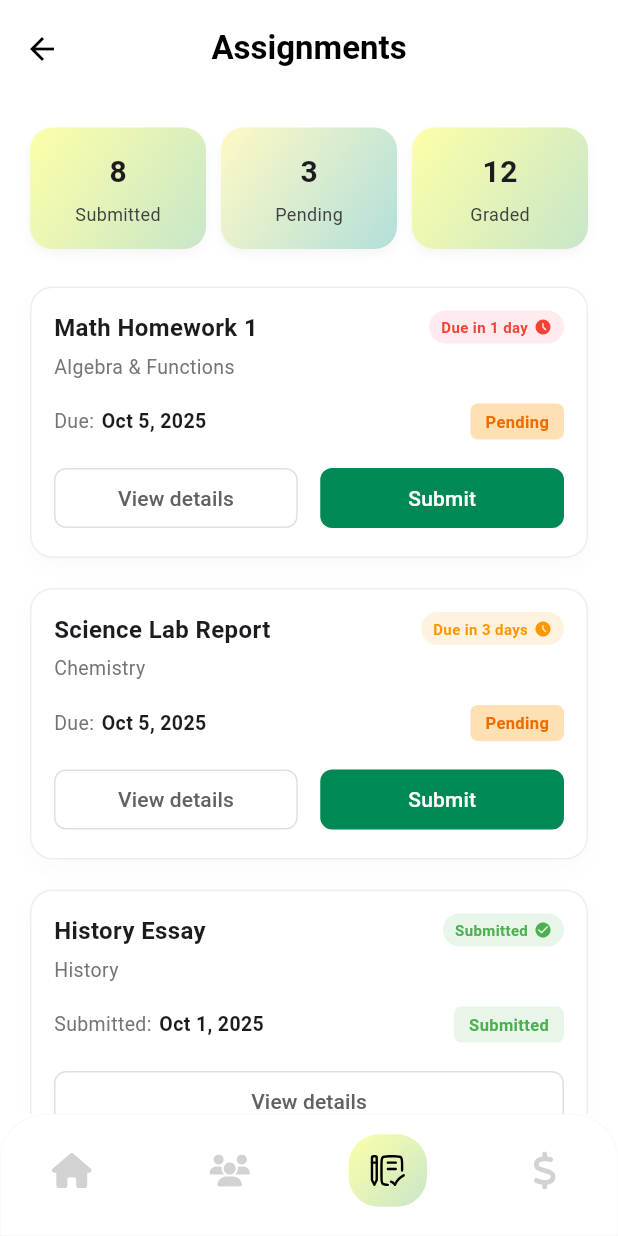
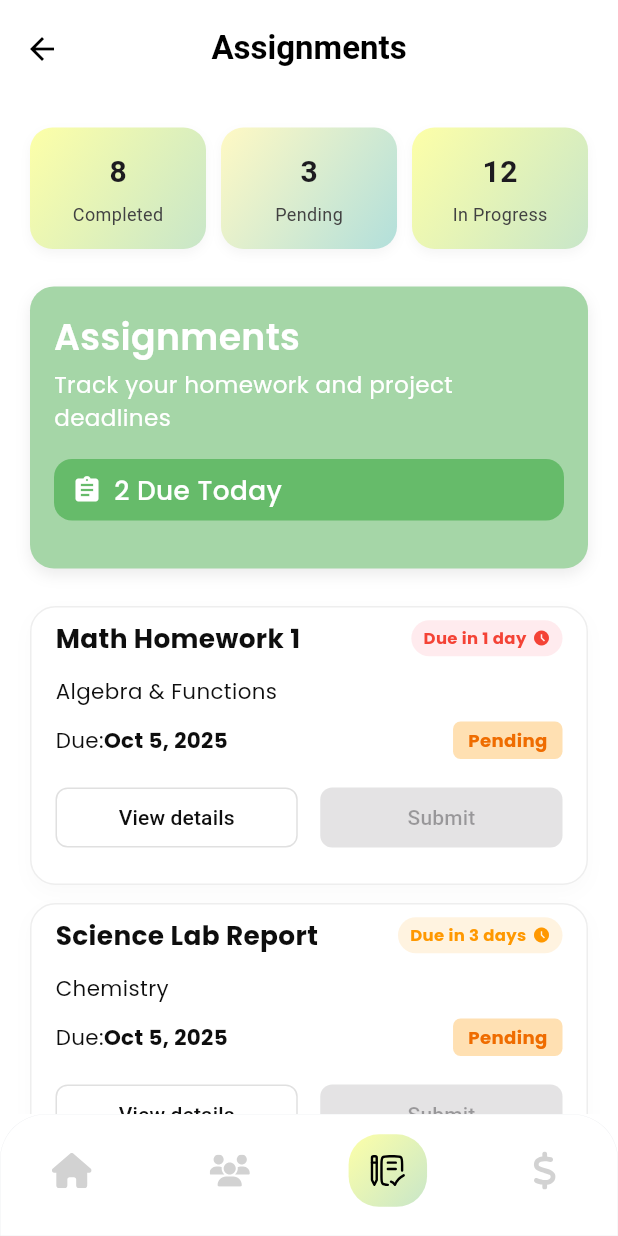
Before and after one commit to eusouf12/american_cyber_squard, a Flutter app: the StudentAssignmentScreen screen opened directly, on a phone screen of 412 x 824 dp. Run offline on Flutter 3.47's test engine with Material 3 defaults, Android fonts, the phone set to English and light mode, and no system bars; our stand-ins replace cached_network_image, flutter_screenutil, flutter_spinkit, flutter_svg, get, get_storage and 4 more; accounts and stored records are empty.

Commit message:
assignment screen updated

```diff
--- a/lib/view/components/custom_button/custom_button.dart
+++ b/lib/view/components/custom_button/custom_button.dart
@@ -19,6 +19,7 @@ class CustomButton extends StatelessWidget {
     this.fontSize,
     this.borderWidth,
     this.borderRadius,
+    this.icon,
   });
 
   final double height;
@@ -33,6 +34,7 @@ class CustomButton extends StatelessWidget {
   final double? fontSize;
   final double? borderWidth;
   final double? borderRadius;
+  final IconData? icon;
 
   @override
   Widget build(BuildContext context) {
@@ -52,13 +54,26 @@ class CustomButton extends StatelessWidget {
           borderRadius: BorderRadius.circular(borderRadius ?? 4),
           color: fillColor,
         ),
-        child: CustomText(
-          fontSize: fontSize ?? 18.sp,
-          fontWeight: FontWeight.w500,
-          color: textColor,
-          textAlign: TextAlign.center,
-          text: title,
+        child: Row(
+          children: [
+            if (icon != null) ...[
+              SizedBox(width: 12.w),
+              Icon(
+                icon ?? Icons.ac_unit,
+                color: textColor,
+                size: 20.sp,
+              ),
+              SizedBox(width: 8.w),
+            ],
+            CustomText(
+              fontSize: fontSize ?? 18.sp,
+              fontWeight: FontWeight.w500,
+              color: textColor,
+              textAlign: TextAlign.center,
+              text: title,
 
+            ),
+          ],
         ),
       ),
     );
--- a/lib/view/screen/role_screen/student/view/student_assignment/student_assignment_screen.dart
+++ b/lib/view/screen/role_screen/student/view/student_assignment/student_assignment_screen.dart
@@ -1,3 +1,5 @@
+import 'package:america_ayber_squad/view/components/custom_button/custom_button.dart';
+import 'package:america_ayber_squad/view/components/custom_text/custom_text.dart';
 import 'package:flutter/material.dart';
 import 'package:get/get.dart';
 
@@ -29,12 +31,11 @@ class StudentAssignmentScreen extends StatelessWidget {
         padding: const EdgeInsets.all(20),
         child: Column(
           children: [
-            // 1. Top Summary Cards (Gradient)
             Row(
               children: [
                 CustomGradeSummaryCard(
                   count: "8",
-                  label: "Submitted",
+                  label: "Completed",
                   gradientColors: [Color(0xFFFDFFA8), Color(0xFFC8E6C9)],
                 ),
                 const SizedBox(width: 10),
@@ -46,16 +47,81 @@ class StudentAssignmentScreen extends StatelessWidget {
                 const SizedBox(width: 10),
                 CustomGradeSummaryCard(
                   count: "12",
-                  label: "Graded",
+                  label: "In Progress",
                   gradientColors: [Color(0xFFFDFFA8), Color(0xFFC8E6C9)],
                 ),
               ],
             ),
+            const SizedBox(height: 25),
+            Container(
+              padding: const EdgeInsets.all(16),
+              decoration: BoxDecoration(
+                color: Colors.green.shade200,
+                borderRadius: BorderRadius.circular(16),
+                boxShadow: [
+                  BoxShadow(
+                    color: Colors.grey.withOpacity(0.2),
+                    blurRadius: 8,
+                    offset: Offset(0, 4),
+                  ),
+                ],
+              ),
+              child: Column(
+                crossAxisAlignment: CrossAxisAlignment.start,
+                children: [
+                  // Title
+                  CustomText(
+                      text: "Assignments",
+                      fontSize: 22,
+                      fontWeight: FontWeight.w600,
+                      color: Colors.white
+                  ),
+                  const SizedBox(height: 4),
 
+                  // Description
+
+                  CustomText(
+                      text: "Track your homework and project deadlines",
+                      fontSize: 14,
+                      fontWeight: FontWeight.w400,
+                      color: Colors.white,
+                    maxLines: 3,
+                    textAlign: TextAlign.start,
+                  ),
+
+                  const SizedBox(height: 16),
+
+                  // Due Count Section with Icon
+                  Container(
+                    padding: const EdgeInsets.symmetric(vertical: 8, horizontal: 12),
+                    decoration: BoxDecoration(
+                      color: Colors.green.shade400,
+                      borderRadius: BorderRadius.circular(12),
+                    ),
+                    child: Row(
+                      children: [
+                        Icon(
+                          Icons.assignment,
+                          color: Colors.white,
+                          size: 20,
+                        ),
+                        const SizedBox(width: 8),
+                        CustomText(
+                            text: "2 Due Today",
+                            fontSize: 16,
+                            fontWeight: FontWeight.w500,
+                            color: Colors.white
+                        ),
+                      ],
+                    ),
+                  ),
+                  const SizedBox(height: 16),
+
+                ],
+              ),
+            ),
             const SizedBox(height: 25),
-
-            // 2. Assignment List
-            _buildAssignmentCard(
+            CustomAssignmentCard(
               title: "Math Homework 1",
               subject: "Algebra & Functions",
               tagText: "Due in 1 day",
@@ -67,10 +133,11 @@ class StudentAssignmentScreen extends StatelessWidget {
               statusColor: Colors.orange.shade100,
               statusTextColor: Colors.orange.shade800,
               showSubmitButton: true,
+              onViewDetails: () {
+                print("Math Homework 1 View details tapped");
+              },
             ),
-
-            // Card 2: Pending (Due later)
-            _buildAssignmentCard(
+            CustomAssignmentCard(
               title: "Science Lab Report",
               subject: "Chemistry",
               tagText: "Due in 3 days",
@@ -82,12 +149,13 @@ class StudentAssignmentScreen extends StatelessWidget {
               statusColor: Colors.orange.shade100,
               statusTextColor: Colors.orange.shade800,
               showSubmitButton: true,
+              onViewDetails: () {
+                print("Science Lab Report View details tapped");
+              },
             ),
-
-            // Card 3: Submitted
-            _buildAssignmentCard(
+            CustomAssignmentCard(
               title: "History Essay",
-              subject: "History", // Subject corrected
+              subject: "History",
               tagText: "Submitted",
               tagColor: Colors.green.shade50,
               tagTextColor: Colors.green,
@@ -98,20 +166,11 @@ class StudentAssignmentScreen extends StatelessWidget {
               statusColor: Colors.green.shade50,
               statusTextColor: Colors.green,
               showSubmitButton: false,
+              onViewDetails: () {
+                print("History Essay View details tapped");
+              },
             ),
-
-            // Card 4: Graded (With Progress Bar)
-            CustomGradedCard(
-              title: "English Literature Analysis",
-              subject: "English",
-              grade: "A-",
-              percentage: 0.92,
-              gradedDate: "Sep 28, 2025",
-            ),
-
-
-            // Card 5: Physics (Pending)
-            _buildAssignmentCard(
+            CustomAssignmentCard(
               title: "Physics Problem Set",
               subject: "Physics",
               tagText: "Due in 5 days",
@@ -123,6 +182,9 @@ class StudentAssignmentScreen extends StatelessWidget {
               statusColor: Colors.orange.shade100,
               statusTextColor: Colors.orange.shade800,
               showSubmitButton: false,
+              onViewDetails: () {
+                print("Physics Problem Set View details tapped");
+              },
             ),
           ],
         ),
@@ -130,120 +192,4 @@ class StudentAssignmentScreen extends StatelessWidget {
       bottomNavigationBar: StudentNavBar(currentIndex: 2),
     );
   }
-
-  // 2. Standard Assignment Card (Pending/Submitted)
-  Widget _buildAssignmentCard({
-    required String title,
-    required String subject,
-    required String tagText,
-    required Color tagColor,
-    required Color tagTextColor,
-    bool isCheckIcon = false,
-    required String dateLabel,
-    required String dateValue,
-    required String status,
-    required Color statusColor,
-    required Color statusTextColor,
-    required bool showSubmitButton,
-  }) {
-    return Container(
-      margin: const EdgeInsets.only(bottom: 20),
-      padding: const EdgeInsets.all(15),
-      decoration: BoxDecoration(
-        color: Colors.white,
-        borderRadius: BorderRadius.circular(15),
-        border: Border.all(color: Colors.grey.shade200),
-        boxShadow: [
-          BoxShadow(color: Colors.grey.withOpacity(0.05), blurRadius: 10, offset: const Offset(0, 5)),
-        ],
-      ),
-      child: Column(
-        crossAxisAlignment: CrossAxisAlignment.start,
-        children: [
-          // Header: Title & Tag
-          Row(
-            mainAxisAlignment: MainAxisAlignment.spaceBetween,
-            crossAxisAlignment: CrossAxisAlignment.start,
-            children: [
-              Expanded(
-                child: Text(title, style: const TextStyle(fontWeight: FontWeight.bold, fontSize: 16)),
-              ),
-              Container(
-                padding: const EdgeInsets.symmetric(horizontal: 8, vertical: 4),
-                decoration: BoxDecoration(color: tagColor, borderRadius: BorderRadius.circular(20)),
-                child: Row(
-                  children: [
-                    Text(tagText, style: TextStyle(color: tagTextColor, fontSize: 10, fontWeight: FontWeight.bold)),
-                    if (isCheckIcon) ...[
-                      const SizedBox(width: 4),
-                      Icon(Icons.check_circle, size: 12, color: tagTextColor),
-                    ] else ...[
-                      const SizedBox(width: 4),
-                      Icon(Icons.access_time_filled, size: 12, color: tagTextColor),
-                    ]
-                  ],
-                ),
-              )
-            ],
-          ),
-          const SizedBox(height: 5),
-          Text(subject, style: TextStyle(color: Colors.grey[600], fontSize: 13)),
-          const SizedBox(height: 15),
-
-          // Date & Status Row
-          Row(
-            mainAxisAlignment: MainAxisAlignment.spaceBetween,
-            children: [
-              Row(
-                children: [
-                  Text(dateLabel, style: TextStyle(color: Colors.grey[600], fontSize: 13)),
-                  const SizedBox(width: 5),
-                  Text(dateValue, style: const TextStyle(fontWeight: FontWeight.bold, fontSize: 13)),
-                ],
-              ),
-              Container(
-                padding: const EdgeInsets.symmetric(horizontal: 10, vertical: 4),
-                decoration: BoxDecoration(color: statusColor, borderRadius: BorderRadius.circular(5)),
-                child: Text(status, style: TextStyle(color: statusTextColor, fontSize: 11, fontWeight: FontWeight.bold)),
-              )
-            ],
-          ),
-          const SizedBox(height: 15),
-
-          // Buttons
-          Row(
-            children: [
-              Expanded(
-                child: OutlinedButton(
-                  onPressed: () {},
-                  style: OutlinedButton.styleFrom(
-                    foregroundColor: Colors.grey[700],
-                    side: BorderSide(color: Colors.grey.shade300),
-                    shape: RoundedRectangleBorder(borderRadius: BorderRadius.circular(8)),
-                  ),
-                  child: const Text("View details"),
-                ),
-              ),
-              if (showSubmitButton) ...[
-                const SizedBox(width: 15),
-                Expanded(
-                  child: ElevatedButton(
-                    onPressed: () {},
-                    style: ElevatedButton.styleFrom(
-                      backgroundColor: const Color(0xFF008955), // Green Button
-                      foregroundColor: Colors.white,
-                      elevation: 0,
-                      shape: RoundedRectangleBorder(borderRadius: BorderRadius.circular(8)),
-                    ),
-                    child: const Text("Submit"),
-                  ),
-                ),
-              ]
-            ],
-          )
-        ],
-      ),
-    );
-  }
-
 }
--- a/lib/view/screen/role_screen/student/view/student_home/student_home_screen.dart
+++ b/lib/view/screen/role_screen/student/view/student_home/student_home_screen.dart
@@ -98,7 +98,7 @@ class StudentHomeScreen extends StatelessWidget {
                       padding: const EdgeInsets.all(20),
                       decoration: BoxDecoration(
                         gradient: const LinearGradient(
-                          colors: [Color(0xFFFDFFA8), Color(0xFFC8E6C9)], // Yellow to Green
+                          colors: [Color(0xFFFDFFA8), Color(0xFFC8E6C9)],
                           begin: Alignment.topLeft,
                           end: Alignment.bottomRight,
                         ),
--- a/lib/view/screen/role_screen/student/widget/custom_assignment_status.dart
+++ b/lib/view/screen/role_screen/student/widget/custom_assignment_status.dart
@@ -1,128 +1,195 @@
-import 'package:america_ayber_squad/view/components/custom_text/custom_text.dart';
 import 'package:flutter/material.dart';
+import 'package:america_ayber_squad/view/components/custom_button/custom_button.dart'; // Custom button import
+import '../../../../../utils/app_colors/app_colors.dart'; // Assuming this is where your colors are defined
+import '../../../../components/custom_text/custom_text.dart'; // Assuming your custom text widget
 
-class CustomGradedCard extends StatelessWidget {
+class CustomAssignmentCard extends StatelessWidget {
   final String? title;
   final String? subject;
-  final String? grade;
-  final double? percentage;
-  final String? gradedDate;
+  final String? tagText;
+  final Color? tagColor;
+  final Color? tagTextColor;
+  final bool isCheckIcon; // Check if the icon is a check
+  final String? dateLabel;
+  final String? dateValue;
+  final String? status;
+  final Color? statusColor;
+  final Color? statusTextColor;
+  final bool showSubmitButton;
+  final VoidCallback? onViewDetails;
+  final VoidCallback? onSubmit;
 
-  const CustomGradedCard({
+  const CustomAssignmentCard({
     super.key,
     this.title,
     this.subject,
-    this.grade,
-    this.percentage,
-    this.gradedDate,
+    this.tagText,
+    this.tagColor,
+    this.tagTextColor,
+    this.isCheckIcon = false,
+    this.dateLabel,
+    this.dateValue,
+    this.status,
+    this.statusColor,
+    this.statusTextColor,
+    this.showSubmitButton = false,
+    this.onViewDetails,
+    this.onSubmit,
   });
 
   @override
   Widget build(BuildContext context) {
-    return Container(
-      margin: const EdgeInsets.only(bottom: 20),
-      padding: const EdgeInsets.all(15),
+    return Padding(
+      padding: const EdgeInsets.only(bottom: 12.0),
+      child: Container(
         decoration: BoxDecoration(
           color: Colors.white,
-        borderRadius: BorderRadius.circular(15),
+          borderRadius: BorderRadius.circular(17),
           border: Border.all(color: Colors.grey.shade200),
           boxShadow: [
-          BoxShadow(
-              color: Colors.grey.withOpacity(0.05),
-              blurRadius: 10,
-              offset: const Offset(0, 5)),
+            BoxShadow(color: Colors.grey.withOpacity(0.05), blurRadius: 10, offset: const Offset(0, 5)),
           ],
         ),
         child: Column(
           crossAxisAlignment: CrossAxisAlignment.start,
           children: [
-          // Header: Title & Grade
-          Row(
+            // Tag Section
+            Padding(
+              padding: const EdgeInsets.symmetric(horizontal: 16.0, vertical: 8.0),
+              child: Row(
                 mainAxisAlignment: MainAxisAlignment.spaceBetween,
                 children: [
                   Expanded(
                     child: CustomText(
-                      text: title ?? "English Literature Analysis",
-                      fontWeight: FontWeight.w600,
+                      text: title ?? "Assignment Title",
                       fontSize: 16,
-                      overflow: TextOverflow.ellipsis)),
+                      fontWeight: FontWeight.w700,
+                      color: AppColors.black,
+                      textAlign: TextAlign.start,
+                      maxLines: 1,
+                      overflow: TextOverflow.ellipsis,
+                    ),
+                  ),
                   Container(
                     padding: const EdgeInsets.symmetric(horizontal: 8, vertical: 4),
                     decoration: BoxDecoration(
-                    color: Colors.grey.shade100,
-                    borderRadius: BorderRadius.circular(20)),
+                      color: tagColor ?? Colors.blue.shade50,
+                      borderRadius: BorderRadius.circular(20),
+                    ),
                     child: Row(
                       children: [
-                    Text("Grade: ${grade ?? "A-"}",
-                        style: const TextStyle(
-                            color: Colors.black87,
-                            fontSize: 11,
-                            fontWeight: FontWeight.bold)),
+                        CustomText(
+                          text: tagText ?? "Due Soon",
+                          fontSize: 10,
+                          fontWeight: FontWeight.bold,
+                          color: tagTextColor ?? Colors.blue,
+                        ),
                         const SizedBox(width: 4),
-                    const Icon(Icons.emoji_events_outlined,
-                        size: 14, color: Colors.grey),
+                        Icon(
+                          isCheckIcon ? Icons.check_circle : Icons.access_time_filled,
+                          size: 12,
+                          color: tagTextColor ?? Colors.blue,
+                        ),
                       ],
                     ),
-              )
+                  ),
                 ],
+              ),
             ),
             const SizedBox(height: 5),
 
-          CustomText(
-              text: "Subject",
+            // Subject Text with Border
+            Padding(
+              padding: const EdgeInsets.symmetric(horizontal: 16.0),
+              child: CustomText(
+                text: subject ?? "Subject Name",
                 fontSize: 13,
-              color: Colors.grey,
-              fontWeight: FontWeight.w500),
-          const SizedBox(height: 15),
+                fontWeight: FontWeight.w400,
+                color: AppColors.black,
+                textAlign: TextAlign.start,
+                maxLines: 1,
+                overflow: TextOverflow.ellipsis,
+              ),
+            ),
+            const SizedBox(height: 10),
 
-          // Grade & Progress Bar Section
-          Row(
+            // Date and Status Row
+            Padding(
+              padding: const EdgeInsets.symmetric(horizontal: 16.0),
+              child: Row(
                 mainAxisAlignment: MainAxisAlignment.spaceBetween,
                 children: [
-              const Text("Grade",
-                  style: TextStyle(fontWeight: FontWeight.bold, fontSize: 13)),
-              Text("${(percentage! * 100).toInt()}%",
-                  style: const TextStyle(
-                      fontWeight: FontWeight.bold, fontSize: 13)),
+                  Row(
+                    children: [
+                      CustomText(
+                        text: dateLabel ?? "Due: ",
+                        fontSize: 13,
+                        fontWeight: FontWeight.w400,
+                        color: AppColors.black,
+                      ),
+                      CustomText(
+                        text: dateValue ?? "Date Not Provided",
+                        fontSize: 13,
+                        fontWeight: FontWeight.bold,
+                        color: AppColors.black,
+                      ),
                     ],
                   ),
-          const SizedBox(height: 8),
-          ClipRRect(
+                  Container(
+                    padding: const EdgeInsets.symmetric(horizontal: 10, vertical: 4),
+                    decoration: BoxDecoration(
+                      color: statusColor ?? Colors.orange.shade100,
                       borderRadius: BorderRadius.circular(5),
-            child: LinearProgressIndicator(
-              value: percentage ?? 0.75,
-              minHeight: 8,
-              backgroundColor: Colors.grey.shade200,
-              color: Colors.blueGrey.shade700,
+                    ),
+                    child: CustomText(
+                      text: status ?? "Pending",
+                      fontSize: 11,
+                      fontWeight: FontWeight.bold,
+                      color: statusTextColor ?? Colors.orange.shade800,
+                    ),
+                  ),
+                ],
               ),
             ),
             const SizedBox(height: 15),
 
-          // Footer: Graded Date
-          Row(
-            mainAxisAlignment: MainAxisAlignment.spaceBetween,
+            // Action Buttons Row
+            Padding(
+              padding: const EdgeInsets.symmetric(horizontal: 16.0),
+              child: Row(
                 children: [
-              Row(
-                children: [
-                  Text("Graded:",
-                      style: TextStyle(color: Colors.grey[600], fontSize: 13)),
-                  const SizedBox(width: 5),
-                  Text(gradedDate ?? "Sep 28, 2025",
-                      style: const TextStyle(
-                          fontWeight: FontWeight.bold, fontSize: 13)),
+                  Expanded(
+                    child: OutlinedButton(
+                      onPressed: onViewDetails,
+                      style: OutlinedButton.styleFrom(
+                        foregroundColor: AppColors.black,
+                        side: BorderSide(color: Colors.grey.shade300),
+                        shape: RoundedRectangleBorder(borderRadius: BorderRadius.circular(8)),
+                      ),
+                      child: const Text("View details"),
+                    ),
+                  ),
+                  if (showSubmitButton) ...[
+                    const SizedBox(width: 15),
+                    Expanded(
+                      child: ElevatedButton(
+                        onPressed: onSubmit,
+                        style: ElevatedButton.styleFrom(
+                          backgroundColor: AppColors.primary,
+                          foregroundColor: Colors.white,
+                          elevation: 0,
+                          shape: RoundedRectangleBorder(borderRadius: BorderRadius.circular(8)),
+                        ),
+                        child: const Text("Submit"),
+                      ),
+                    ),
+                  ]
                 ],
               ),
-              Container(
-                padding:
-                    const EdgeInsets.symmetric(horizontal: 10, vertical: 4),
-                decoration: BoxDecoration(
-                    color: Colors.grey.shade200,
-                    borderRadius: BorderRadius.circular(5)),
-                child: CustomText(text: 'Graded', color: Colors.grey, fontSize: 12, fontWeight: FontWeight.w500,)
-              )
+            ),
+            const SizedBox(height: 20),
           ],
         ),
-        ],
       ),
     );
   }
```
Lines whose indentation alone changed are shown as unchanged.
